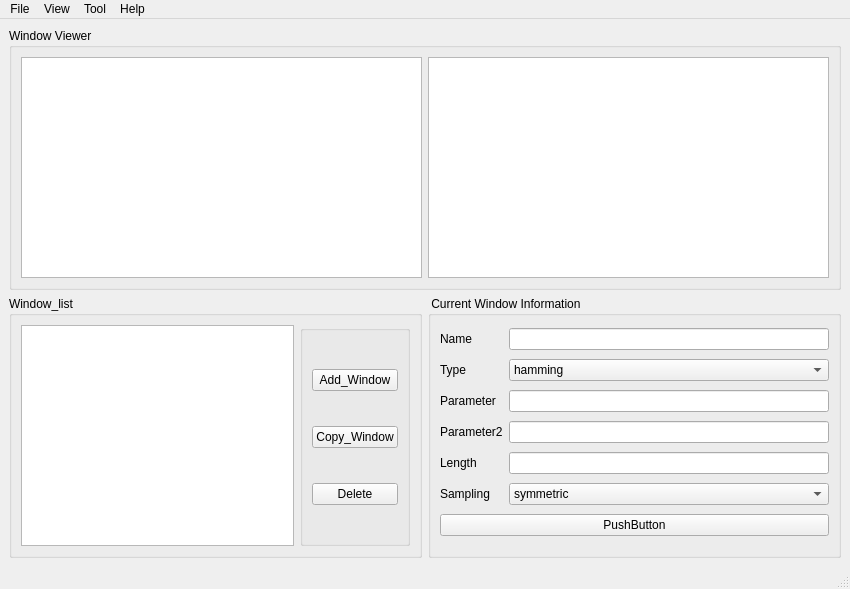
First picture: the form in untitled.ui, repository GP-Lab/PyWindow, before the edit.
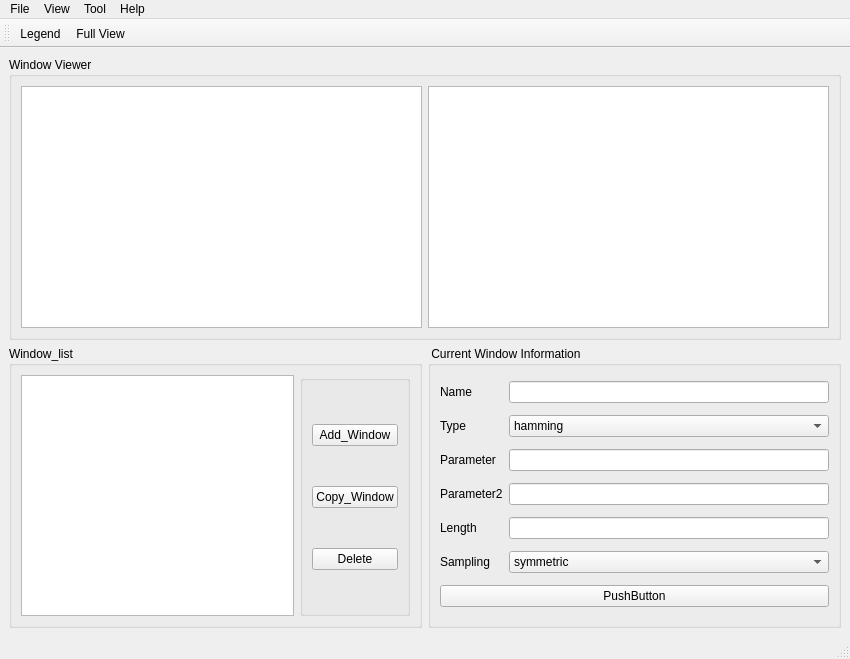
Second picture: the form after the edit. Icons and pictures are not drawn.

What changed in the file:
```diff
--- a/untitled.ui
+++ b/untitled.ui
@@ -7,7 +7,7 @@
     <x>0</x>
     <y>0</y>
     <width>850</width>
-    <height>589</height>
+    <height>659</height>
    </rect>
   </property>
   <property name="windowTitle">
@@ -308,6 +308,19 @@
    <addaction name="menuHelp"/>
   </widget>
   <widget class="QStatusBar" name="statusbar"/>
+  <widget class="QToolBar" name="toolBar">
+   <property name="windowTitle">
+    <string>toolBar</string>
+   </property>
+   <attribute name="toolBarArea">
+    <enum>TopToolBarArea</enum>
+   </attribute>
+   <attribute name="toolBarBreak">
+    <bool>false</bool>
+   </attribute>
+   <addaction name="actionLegend_2"/>
+   <addaction name="actionFull_View_2"/>
+  </widget>
   <action name="actionTime_Domain">
    <property name="text">
     <string>Time Domain</string>
@@ -363,6 +376,34 @@
     <string>About</string>
    </property>
   </action>
+  <action name="actionGpt">
+   <property name="text">
+    <string>Gpt</string>
+   </property>
+  </action>
+  <action name="actionLegend_2">
+   <property name="icon">
+    <iconset>
+     <normaloff>C:/Users/lee yun/Desktop/icon/checklist.png</normaloff>C:/Users/lee yun/Desktop/icon/checklist.png</iconset>
+   </property>
+   <property name="text">
+    <string>Legend</string>
+   </property>
+  </action>
+  <action name="actionLegend">
+   <property name="text">
+    <string>Legend</string>
+   </property>
+  </action>
+  <action name="actionFull_View_2">
+   <property name="icon">
+    <iconset>
+     <normaloff>C:/Users/lee yun/Desktop/icon/full-screen (1).png</normaloff>C:/Users/lee yun/Desktop/icon/full-screen (1).png</iconset>
+   </property>
+   <property name="text">
+    <string>Full View</string>
+   </property>
+  </action>
  </widget>
  <resources/>
  <connections/>
```
Left out of the diff: 37 changed lines with no effect on the pictures.
